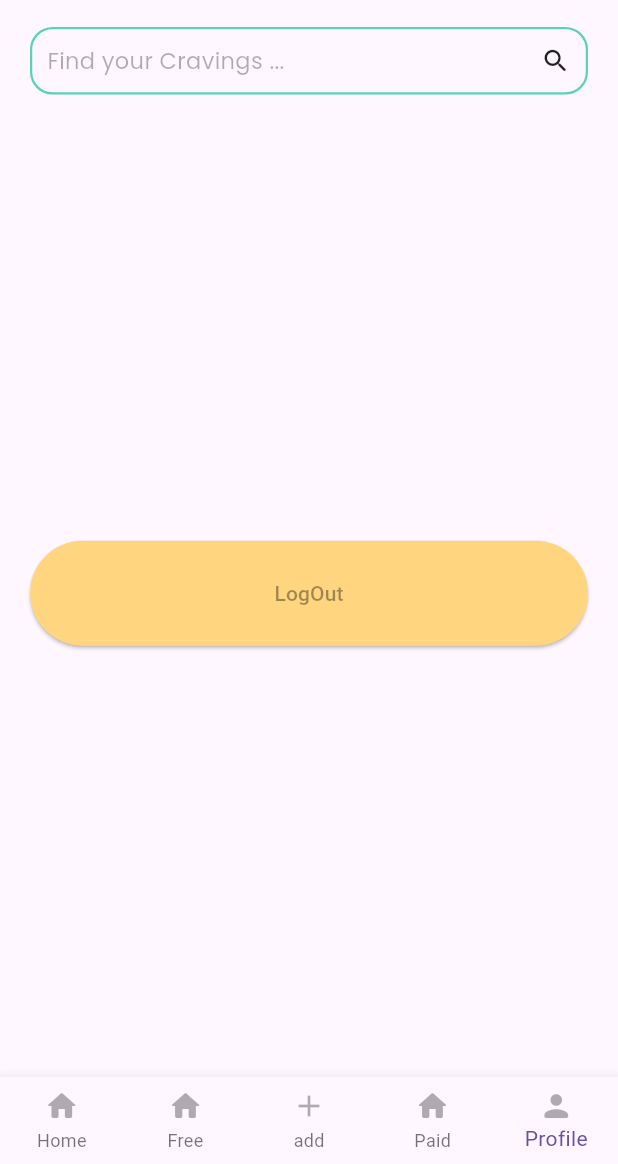
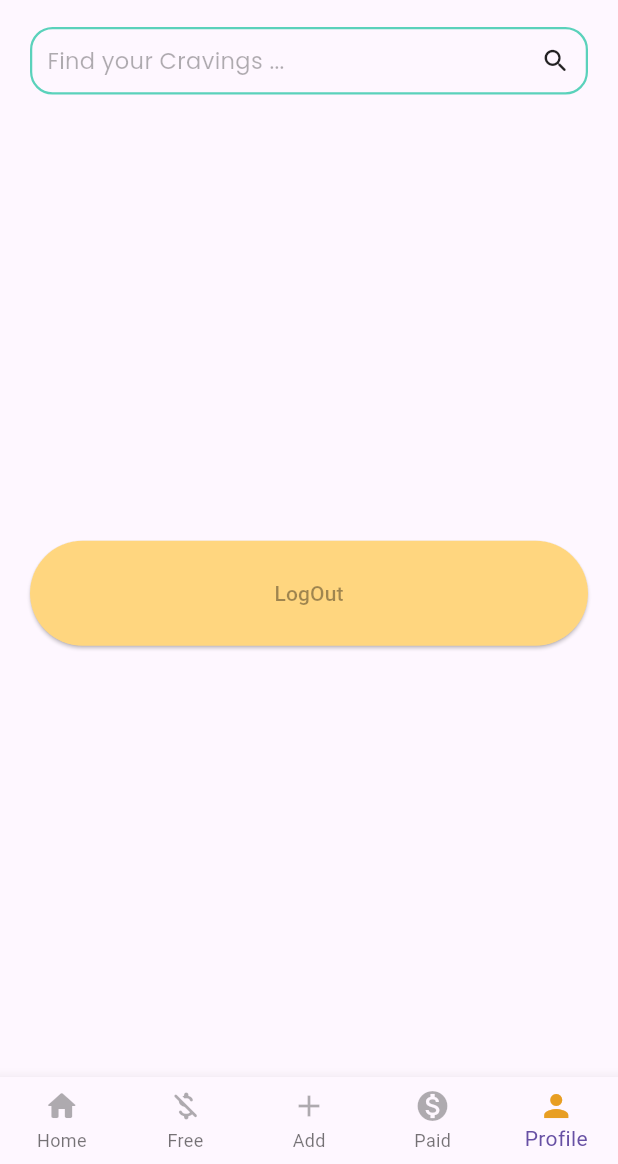
Before and after one commit to Feed-Forward-SC23/feedforward, a Flutter app: the BottomNavBar screen opened by its route, item 5 of the bottom bar chosen, on a phone screen of 412 x 824 dp, the part 72-1236 px from its top. Run offline on Flutter 3.47's test engine with Material 2 defaults, Android fonts, the phone set to English and light mode, and no system bars; our stand-ins replace firebase_auth, firebase_core, flutter_riverpod, font_awesome_flutter, google_fonts, google_sign_in; accounts and stored records are empty; network calls fail.

Commit message:
change in categories

```diff
--- a/lib/customWidgets.dart/categoriesUI.dart
+++ b/lib/customWidgets.dart/categoriesUI.dart
@@ -12,7 +12,7 @@ class CategoriesGrid extends StatelessWidget {
   @override
   Widget build(BuildContext context) {
     return SizedBox(
-      height: ((width - 60) * 2 / 3) + 10,
+      height: ((width - 60) / 3),
       child: GridView.builder(
           itemCount: categories.length,
           physics: const NeverScrollableScrollPhysics(),
--- a/lib/customWidgets.dart/itemCard.dart
+++ b/lib/customWidgets.dart/itemCard.dart
@@ -63,7 +63,6 @@ class ItemCard extends StatelessWidget {
                           fontWeight: FontWeight.w600,
                           fontSize: 18,
                         ),
-                        // overflow: TextOverflow.ellipsis,
                       ),
                     ),
                     buildWidth(5.0),
--- a/lib/pages/bottomNav.dart
+++ b/lib/pages/bottomNav.dart
@@ -55,28 +55,48 @@ class _BottomNavBarState extends State<BottomNavBar> {
           ),
           BottomNavigationBarItem(
             icon: Icon(
-                Icons.home_rounded,
+              Icons.money_off_csred_rounded,
               color: black[2],
             ),
-              label: "Free"),
+            label: "Free",
+            activeIcon: Icon(
+              Icons.money_off_csred_rounded,
+              color: yellow[1],
+            ),
+          ),
           BottomNavigationBarItem(
             icon: Icon(
               Icons.add,
               color: black[2],
             ),
-              label: "add"),
+            label: "Add",
+            activeIcon: Icon(
+              Icons.add,
+              color: yellow[1],
+            ),
+          ),
           BottomNavigationBarItem(
             icon: Icon(
-                Icons.home_rounded,
+              Icons.monetization_on,
               color: black[2],
             ),
-              label: "Paid"),
+            label: "Paid",
+            activeIcon: Icon(
+              Icons.monetization_on,
+              color: yellow[1],
+            ),
+          ),
           BottomNavigationBarItem(
             icon: Icon(
-                Icons.person_rounded,
+              Icons.person,
               color: black[2],
             ),
-              label: "Profile"),
+            label: "Profile",
+            activeIcon: Icon(
+              Icons.person,
+              color: yellow[1],
+            ),
+          ),
         ],
       ),
     );
--- a/lib/pages/main_page.dart
+++ b/lib/pages/main_page.dart
@@ -30,7 +30,7 @@ class _MainPageState extends State<MainPage> {
 
     return SafeArea(
         child: Padding(
-      padding: EdgeInsets.symmetric(horizontal: 20.0),
+      padding: const EdgeInsets.symmetric(horizontal: 20.0),
       child: ListView(
         children: [
           buildToggle(),
```
Also changed, not shown: lib/customWidgets.dart/categoriesModel.dart (+7 -5 lines), assets/cater.png (added), assets/home.png (added). Lines whose indentation alone changed are shown as unchanged.
